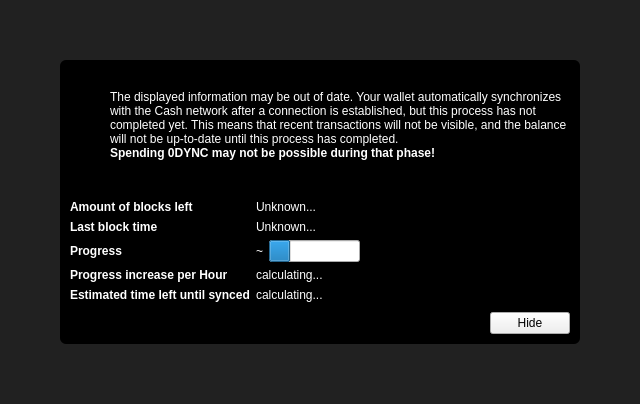
Qt form src/qt/forms/modaloverlay.ui (Zero-Dynamics/cash-core) before a commit.
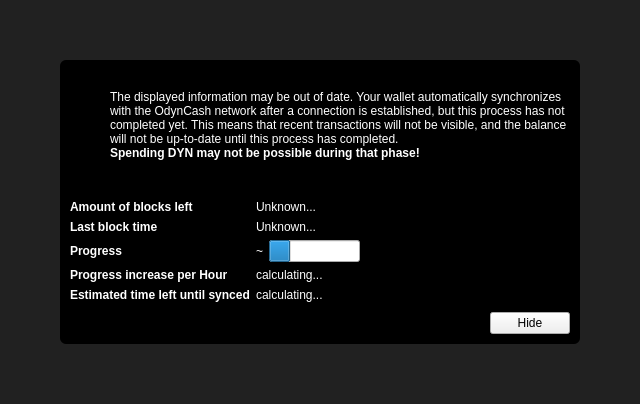
The same form after that commit. Icons and pictures are not drawn. Custom widgets are drawn as their Qt base class.

Commit message: Change the Dynamic coin to OdynCash

What changed in the file:
```diff
--- a/src/qt/forms/modaloverlay.ui
+++ b/src/qt/forms/modaloverlay.ui
@@ -137,7 +137,7 @@
 color: rgb(255, 255, 255);</string>
                </property>
                <property name="text">
-                <string>The displayed information may be out of date. Your wallet automatically synchronizes with the Cash network after a connection is established, but this process has not completed yet. This means that recent transactions will not be visible, and the balance will not be up-to-date until this process has completed.</string>
+                <string>The displayed information may be out of date. Your wallet automatically synchronizes with the OdynCash network after a connection is established, but this process has not completed yet. This means that recent transactions will not be visible, and the balance will not be up-to-date until this process has completed.</string>
                </property>
                <property name="textFormat">
                 <enum>Qt::RichText</enum>
@@ -160,7 +160,7 @@
 color: rgb(255, 255, 255);</string>
                </property>
                <property name="text">
-                <string>Spending 0DYNC may not be possible during that phase!</string>
+                <string>Spending DYN may not be possible during that phase!</string>
                </property>
                <property name="textFormat">
                 <enum>Qt::RichText</enum>
```
The commit also changes 781 other files.
